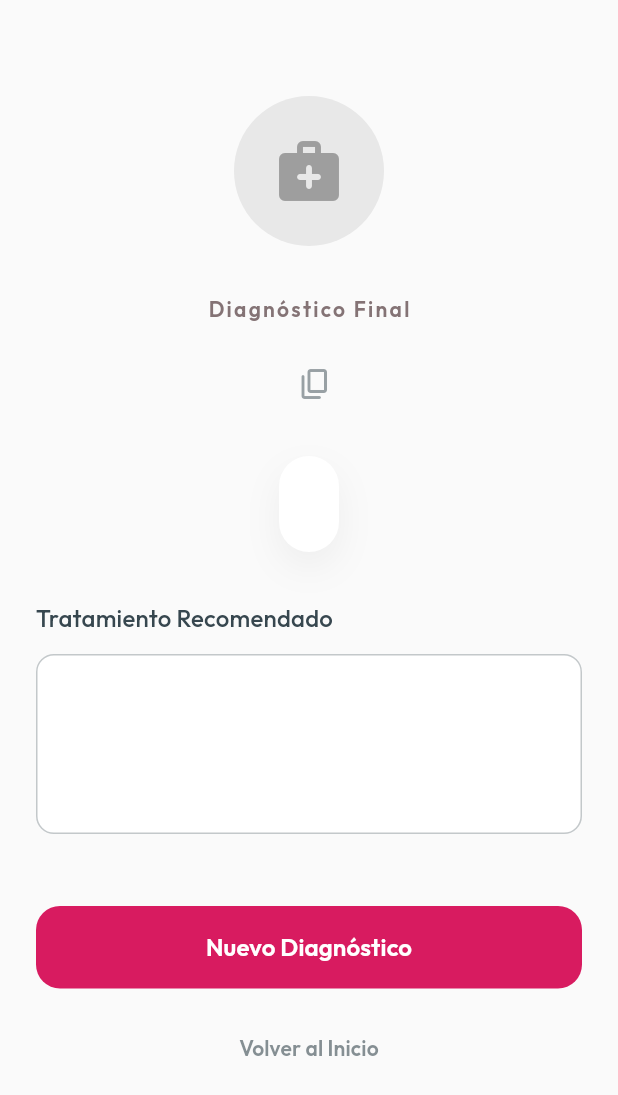
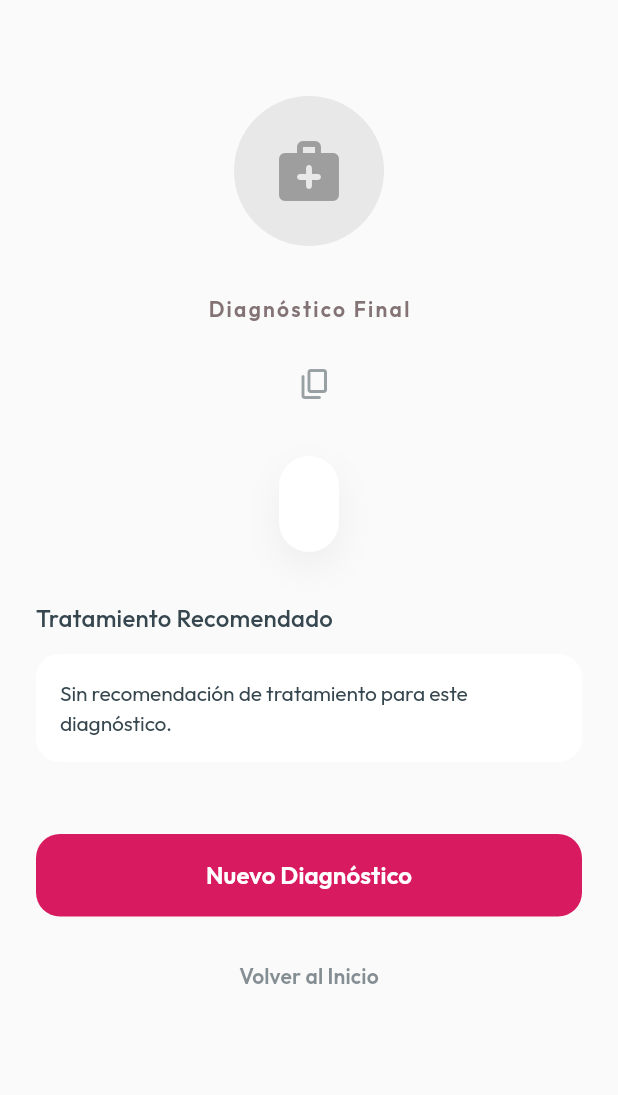
Before and after one commit to TheJulianAlva/project-mmh, a Flutter app: the DiagnosisResultScreen screen opened directly with empty values, on a phone screen of 412 x 824 dp. Shown: the top 1095 px of the screen. Run offline on Flutter 3.47's test engine with Material 3 defaults, Android fonts, the phone set to English and light mode, and no system bars; our stand-ins replace flutter_colorpicker, flutter_form_builder, flutter_local_notifications, flutter_riverpod, flutter_timezone, form_builder_validators and 10 more; accounts and stored records are empty.

Commit message:
fix: navegación robusta, notificaciones fuera del arranque y diagnóstico
Router
- errorBuilder global + debugLogDiagnostics en debug.
- /tratamientos/:id usa int.tryParse (deep link malformado ya no crashea).
- /pacientes/:id/edit tolera la falta de `extra` (deep link / restauración):
  muestra una pantalla que devuelve a la ficha en vez de lanzar.

Notificaciones
- El refresco de recordatorios sale del critical path del arranque (se hace en
  un addPostFrameCallback) para no bloquear el primer frame con acceso a BD.
- El tap de notificación en arranque en frío se guarda y se procesa tras montar
  el router (antes se perdía porque appRouter.go corría antes de runApp).
- setEnabled devuelve si el permiso fue concedido; la pantalla avisa si se
  denegó. Los setters de ámbito reprograman solos; la hora se reprograma al
  cerrar el selector (cubre cerrar deslizando), no en cada tick.
- No se emite notificación los días sin ninguna cita.
- ReminderSettingsNotifier recibe AgendaRepository por DI.
- "Eventos de hoy" se muestra como ámbito fijo (check), no como interruptor;
  color morado hardcodeado -> colorScheme.tertiary; selector de hora en 24 h.

Diagnóstico
- diagnosis_result: se elimina el TextEditingController creado en build sin
  dispose (fuga) y el placeholder "Lorem ipsum"; ahora es SelectableText con
  mensaje claro cuando no hay recomendación.

Co-Authored-By: Claude Sonnet 5 <noreply@anthropic.com>
Claude-Session: https://claude.ai/code/session_01FF5wZdHvjeB7eQN5sBJh7S

```diff
--- a/code/project_mmh/lib/features/diagnosis/presentation/screens/diagnosis_result_screen.dart
+++ b/code/project_mmh/lib/features/diagnosis/presentation/screens/diagnosis_result_screen.dart
@@ -128,21 +128,18 @@ class DiagnosisResultScreen extends StatelessWidget {
                 ),
               ),
               const SizedBox(height: 12),
-              TextField(
-                readOnly: true, // Por ahora read-only
-                controller: TextEditingController(
-                  text:
-                      result.treatmentRecommendation ??
-                      'Lorem ipsum dolor sit amet, consectetur adipiscing elit. Sed do eiusmod tempor incididunt ut labore et dolore magna aliqua. Ut enim ad minim veniam.',
+              Container(
+                width: double.infinity,
+                padding: const EdgeInsets.all(16),
+                decoration: BoxDecoration(
+                  color: theme.colorScheme.surface,
+                  borderRadius: BorderRadius.circular(16),
                 ),
-                maxLines: 4,
-                decoration: InputDecoration(
-                  fillColor: theme.colorScheme.surface,
-                  filled: true,
-                  border: OutlineInputBorder(
-                    borderRadius: BorderRadius.circular(16),
-                    borderSide: BorderSide.none,
-                  ),
+                child: SelectableText(
+                  result.treatmentRecommendation?.trim().isNotEmpty == true
+                      ? result.treatmentRecommendation!
+                      : 'Sin recomendación de tratamiento para este diagnóstico.',
+                  style: theme.textTheme.bodyMedium,
                 ),
               ),
 
```
Also changed, not shown: code/project_mmh/lib/core/router/app_router.dart (+69 -2 lines), code/project_mmh/lib/core/services/notification_service.dart (+24 -2 lines), code/project_mmh/lib/features/settings/presentation/providers/reminder_settings_provider.dart (+15 -8 lines), code/project_mmh/lib/features/settings/presentation/screens/reminders_settings_screen.dart (+29 -22 lines), code/project_mmh/lib/main.dart (+7 -4 lines).
